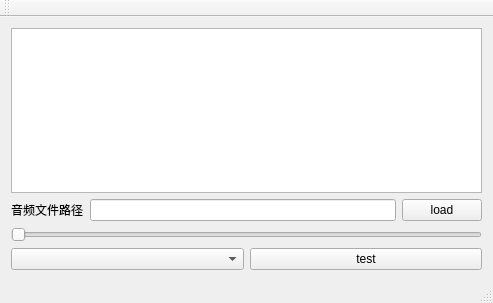
This is zaudiooutputdevice/mainwindow.ui in weinkym/src_miao as Qt 5 draws it before an edit. The edited form follows.
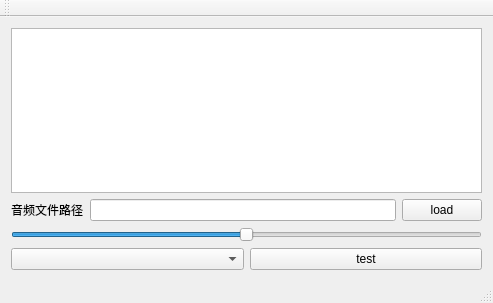
This is the edited form.

Diff of the .ui file:
```diff
--- a/zaudiooutputdevice/mainwindow.ui
+++ b/zaudiooutputdevice/mainwindow.ui
@@ -44,6 +44,9 @@
       <property name="maximum">
        <number>100</number>
       </property>
+      <property name="value">
+       <number>50</number>
+      </property>
       <property name="orientation">
        <enum>Qt::Horizontal</enum>
       </property>
```
